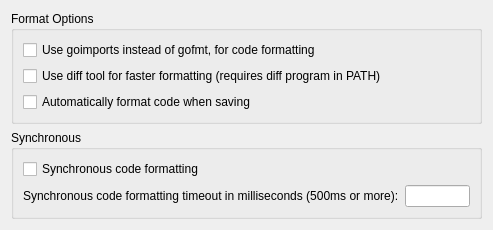
Before: the Qt Designer form liteidex/src/plugins/golangfmt/golangfmtoption.ui in visualfc/liteide, drawn with Qt 5.
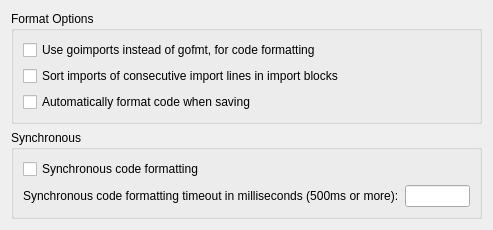
After: the same form once the commit is applied.

Commit message: update golangfmt, always use diff, default sort imports line

```diff
--- a/liteidex/src/plugins/golangfmt/golangfmtoption.ui
+++ b/liteidex/src/plugins/golangfmt/golangfmtoption.ui
@@ -7,7 +7,7 @@
     <x>0</x>
     <y>0</y>
     <width>493</width>
-    <height>214</height>
+    <height>220</height>
    </rect>
   </property>
   <property name="windowTitle">
@@ -33,7 +33,7 @@
       <item>
        <widget class="QCheckBox" name="checkBoxDiff">
         <property name="text">
-         <string>Use diff tool for faster formatting (requires diff program in PATH)</string>
+         <string>Sort imports of consecutive import lines in import blocks</string>
         </property>
        </widget>
       </item>
```
Left out of the diff: 2 changed lines with no effect on the pictures. The commit also changes 4 other files.
